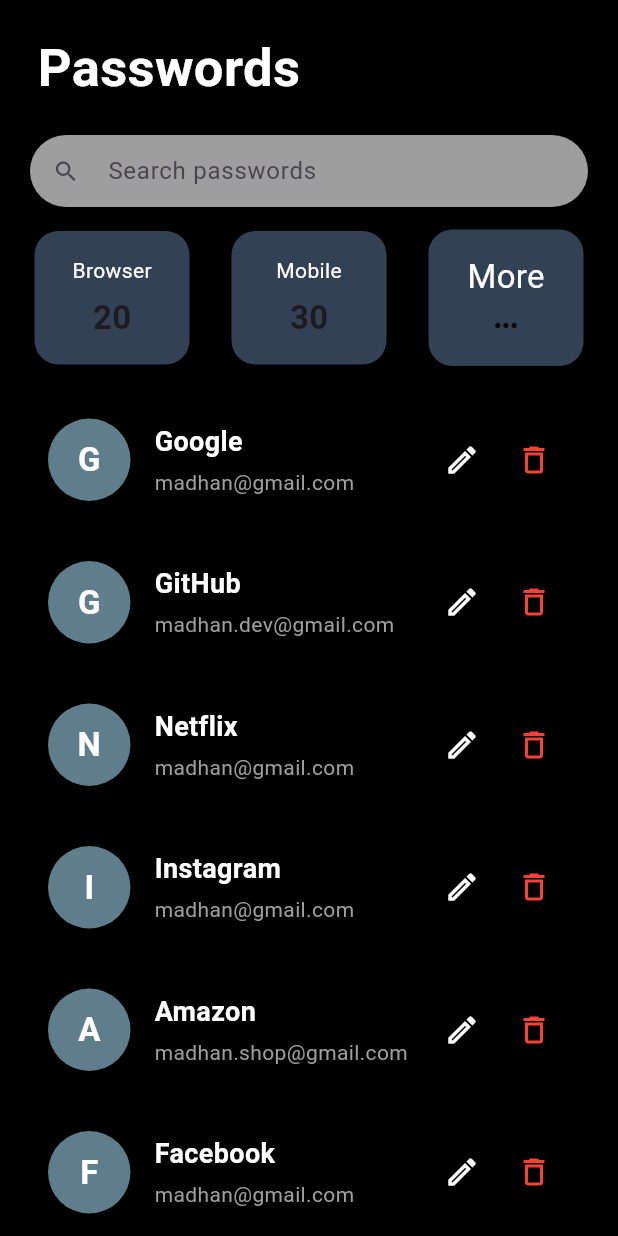
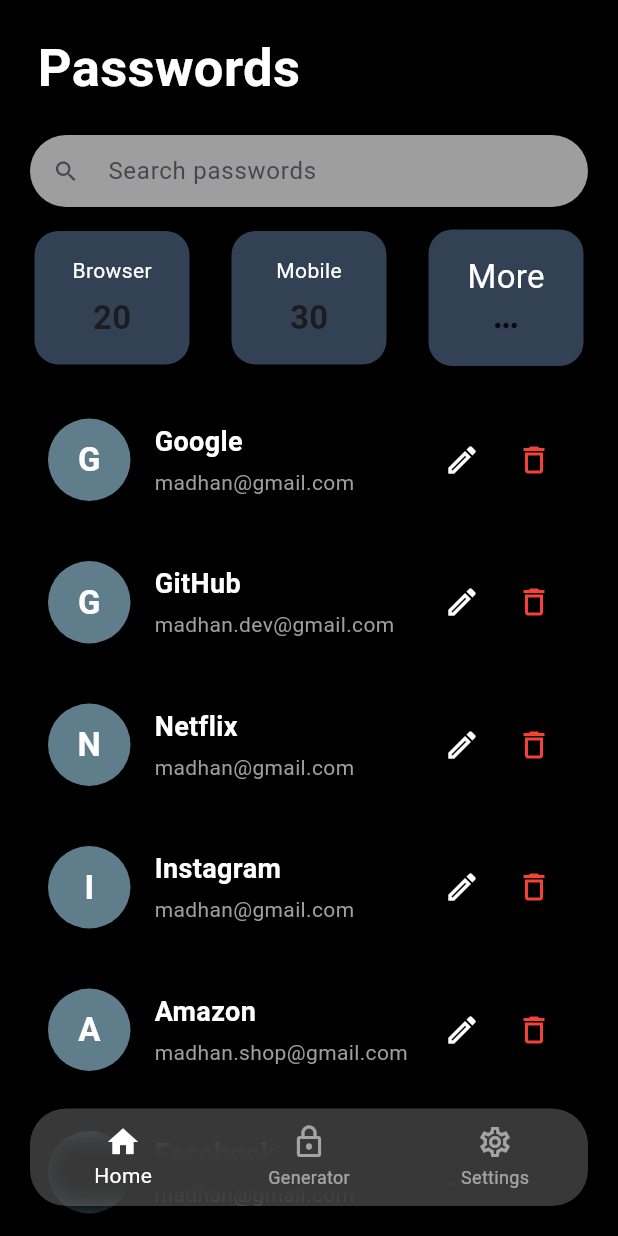
Before and after one commit to the-madhankumar/Pocket-Vault, a Flutter app: the screen it shows after launch, on a phone screen of 412 x 824 dp. Run offline on Flutter 3.47's test engine with Material 3 defaults, Android fonts, the phone set to English and light mode, and no system bars; missing offline and left inert: clipboard.

Commit message:
feat: password generator added

```diff
--- a/analysis_options.yaml
+++ b/analysis_options.yaml
@@ -1,4 +1,5 @@
 analyzer:
   errors:
     file_names: ignore
+    use_build_context_synchronously: ignore
 include: package:flutter_lints/flutter.yaml
--- /dev/null
+++ b/lib/Screens/bottom_nav.dart
@@ -0,0 +1,91 @@
+import 'package:flutter/material.dart';
+import 'package:pocket_vault/Screens/generator.dart';
+import 'package:pocket_vault/Screens/home.dart';
+
+class BottomNav extends StatefulWidget {
+  const BottomNav({super.key});
+
+  @override
+  State<BottomNav> createState() => _BottomNavState();
+}
+
+class _BottomNavState extends State<BottomNav> {
+  int selectedIndex = 0;
+
+  final List<Widget> screens = const [
+    Home(),
+    Generator(),
+    Center(child: Text('Settings')),
+  ];
+
+  @override
+  Widget build(BuildContext context) {
+    return Scaffold(
+      body: Stack(
+        children: [
+          // Current screen
+          screens[selectedIndex],
+
+          Align(
+            alignment: Alignment.bottomCenter,
+            child: Padding(
+              padding: const EdgeInsets.fromLTRB(20, 0, 20, 20),
+              child: Container(
+                height: 65,
+                decoration: BoxDecoration(
+                  color: const Color.fromARGB(90, 158, 158, 158),
+                  borderRadius: BorderRadius.circular(24),
+                  boxShadow: const [
+                    BoxShadow(
+                      blurRadius: 20,
+                      spreadRadius: 2,
+                      offset: Offset(0, 8),
+                    ),
+                  ],
+                ),
+                child: ClipRRect(
+                  borderRadius: BorderRadius.circular(24),
+                  child: BottomNavigationBar(
+                    backgroundColor: Colors.transparent,
+                    elevation: 0,
+
+                    currentIndex: selectedIndex,
+
+                    onTap: (index) {
+                      setState(() {
+                        selectedIndex = index;
+                      });
+                    },
+
+                    selectedItemColor: Colors.white,
+                    unselectedItemColor: Colors.white54,
+
+                    items: const [
+                      BottomNavigationBarItem(
+                        icon: Icon(Icons.home_outlined),
+                        activeIcon: Icon(Icons.home),
+                        label: 'Home',
+                      ),
+
+                      BottomNavigationBarItem(
+                        icon: Icon(Icons.lock_outline),
+                        activeIcon: Icon(Icons.lock),
+                        label: 'Generator',
+                      ),
+
+                      BottomNavigationBarItem(
+                        icon: Icon(Icons.settings_outlined),
+                        activeIcon: Icon(Icons.settings),
+                        label: 'Settings',
+                      ),
+                    ],
+                  ),
+                ),
+              ),
+            ),
+          ),
+        ],
+      ),
+    );
+  }
+}
--- a/lib/main.dart
+++ b/lib/main.dart
@@ -1,5 +1,5 @@
 import 'package:flutter/material.dart';
-import 'package:pocket_vault/Screens/home.dart';
+import 'package:pocket_vault/Screens/bottom_nav.dart';
 
 void main() {
   runApp(const MainApp());
@@ -11,7 +11,7 @@
   @override
   Widget build(BuildContext context) {
     return const MaterialApp(
-      home: Home()
+      home: BottomNav()
     );
   }
 }
```
Also changed, not shown: lib/Screens/generator.dart (added, +308 -0 lines), lib/Utils/password_generator_service.dart (added, +50 -0 lines).
